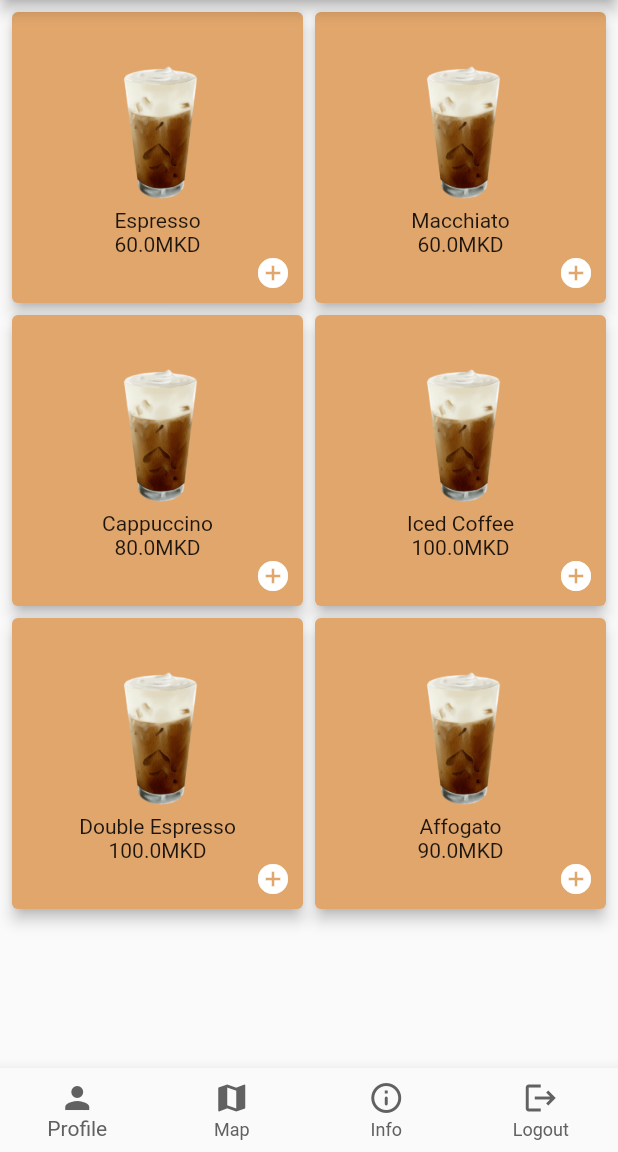
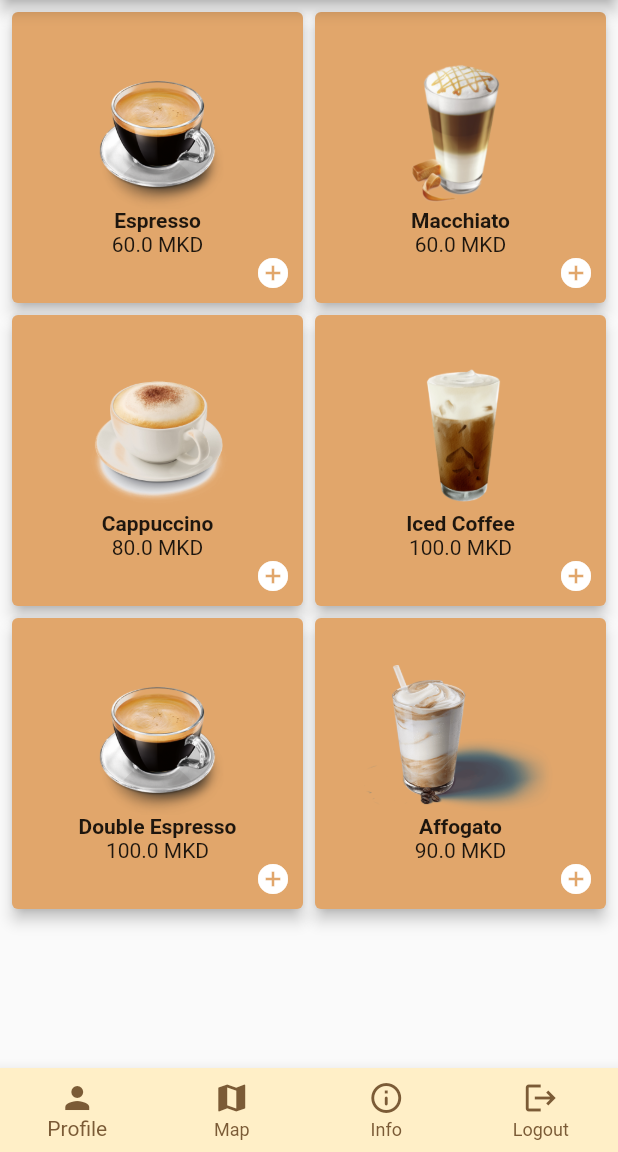
Before and after one commit to Damjan77/CoffeeShopApp, a Flutter app: the HomeScreen screen opened by its route, item 2 of the bottom bar chosen, after a tap on the "arrow back" icon, on a phone screen of 412 x 824 dp, the part 84-1236 px from its top. Run offline on Flutter 3.47's test engine with Material 2 defaults, Android fonts, the phone set to English and light mode, and no system bars; our stand-ins replace cloud_firestore, firebase_auth, firebase_core, geolocator, google_maps_flutter, splashscreen; accounts and stored records are empty.

Commit message:
Mila made some UI changes

```diff
--- a/lib/screens/home_screen.dart
+++ b/lib/screens/home_screen.dart
@@ -4,9 +4,12 @@ import 'package:coffe_shop_app/model/coffee.dart';
 import 'package:coffe_shop_app/screens/cart_screen.dart';
 import 'package:coffe_shop_app/screens/google_map_screen.dart';
 import 'package:coffe_shop_app/screens/login_screen.dart';
+import 'package:coffe_shop_app/screens/profile_screen.dart';
 import 'package:firebase_auth/firebase_auth.dart';
 import 'package:flutter/material.dart';
 import 'package:cloud_firestore/cloud_firestore.dart';
+
+import 'info_screen.dart';
 
 class HomeScreen extends StatefulWidget {
   static const String idScreen = "homeScreen";
@@ -24,13 +27,13 @@ class _HomeScreenState extends State<HomeScreen> {
   void _populateCoffees() {
     var list = <Coffee>[
       Coffee(
-          name: 'Espresso', price: 60, image: 'assets/images/iced-coffee.png'),
+          name: 'Espresso', price: 60, image: 'assets/images/espresso.png'),
       Coffee(
-          name: 'Macchiato', price: 60, image: 'assets/images/iced-coffee.png'),
+          name: 'Macchiato', price: 60, image: 'assets/images/machiato.png'),
       Coffee(
           name: 'Cappuccino',
           price: 80,
-          image: 'assets/images/iced-coffee.png'),
+          image: 'assets/images/cappuccino.png'),
       Coffee(
           name: 'Iced Coffee',
           price: 100,
@@ -38,9 +41,9 @@ class _HomeScreenState extends State<HomeScreen> {
       Coffee(
           name: 'Double Espresso',
           price: 100,
-          image: 'assets/images/iced-coffee.png'),
+          image: 'assets/images/espresso.png'),
       Coffee(
-          name: 'Affogato', price: 90, image: 'assets/images/iced-coffee.png'),
+          name: 'Affogato', price: 90, image: 'assets/images/affogato.png'),
     ];
 
     setState(() {
@@ -89,8 +92,9 @@ class _HomeScreenState extends State<HomeScreen> {
     return Scaffold(
       bottomNavigationBar: BottomNavigationBar(
         type: BottomNavigationBarType.fixed,
-        selectedItemColor: _selectedIndex == -1 ? Colors.grey[700] : Color(0xFF7B5B36),
-        unselectedItemColor: Colors.grey[700],
+        backgroundColor: Color(0xFFFFEFC7),
+        selectedItemColor: _selectedIndex == -1 ? Color(0xFF7B5B36) : Colors.grey[700],
+        unselectedItemColor: Color(0xFF7B5B36),
         currentIndex: _selectedIndex == -1 ? 0 : _selectedIndex,
 
         items: const <BottomNavigationBarItem>[
@@ -115,12 +119,12 @@ class _HomeScreenState extends State<HomeScreen> {
         onTap: (index) {
           if(index == 0) {
             // TODO: create UserProfileScreen
-            //  Navigator.of(context).push(MaterialPageRoute(builder: (context) => UserProfileScreen(),));
+            Navigator.of(context).push(MaterialPageRoute(builder: (context) => ProfileScreen(),));
           } else if(index == 1){
              Navigator.of(context).push(MaterialPageRoute(builder: (context) => MapScreen(),));
           } else if(index == 2){
             // TODO: create InfoScreen
-            //  Navigator.of(context).push(MaterialPageRoute(builder: (context) => InfoScreen(),));
+            Navigator.of(context).push(MaterialPageRoute(builder: (context) => InfoScreen(),));
           } else {
             _signOut();
           }
@@ -205,10 +209,10 @@ class _HomeScreenState extends State<HomeScreen> {
                     Text(
                       item.name,
                       textAlign: TextAlign.center,
-                      // style: Theme.of(context).textTheme.subtitle1,
+                      style: TextStyle(fontWeight: FontWeight.bold),
                     ),
                     Text(
-                      item.price.toString() + 'MKD',
+                      item.price.toString() + ' MKD',
                       textAlign: TextAlign.center,
                     )
                   ],
--- a/pubspec.yaml
+++ b/pubspec.yaml
@@ -60,6 +60,10 @@ flutter:
     - assets/images/logo.png
     - assets/images/logo-cropped.png
     - assets/images/iced-coffee.png
+    - assets/images/espresso.png
+    - assets/images/affogato.png
+    - assets/images/cappuccino.png
+    - assets/images/machiato.png
   # The following line ensures that the Material Icons font is
   # included with your application, so that you can use the icons in
   # the material Icons class.
```
Also changed, not shown: lib/screens/cart_screen.dart (+8 -7 lines), lib/screens/info_screen.dart (added, +31 -0 lines), lib/screens/order_screen.dart (added, +31 -0 lines), lib/screens/profile_screen.dart (added, +31 -0 lines), assets/images/affogato.png (added), assets/images/cappuccino.png (added), assets/images/espresso.png (added), assets/images/machiato.png (added).
